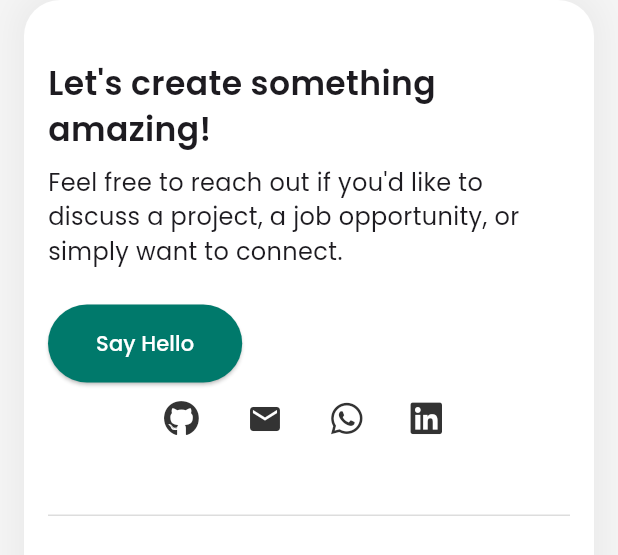
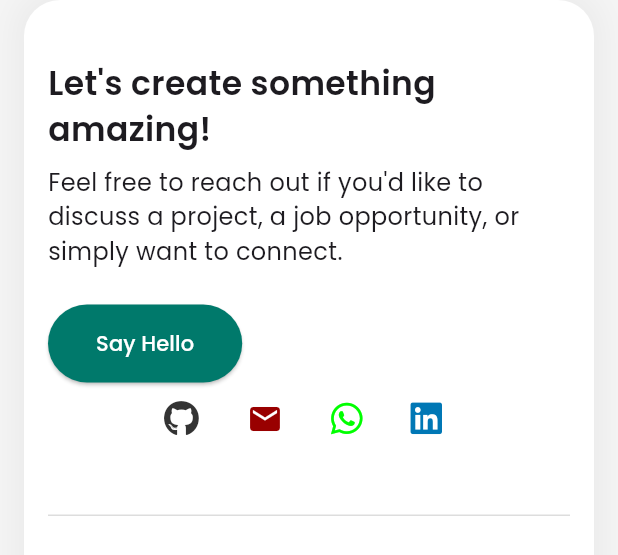
Before and after one commit to Sohaib-Sana/portfolio, a Flutter app: what buildContactSection() shows on an empty page, opened directly with empty values, on a phone screen of 412 x 824 dp. Shown: the top 555 px of the screen. Run offline on Flutter 3.47's test engine with Material 3 defaults, Android fonts, the phone set to English and light mode, and no system bars; our stand-ins replace animated_text_kit, equatable, flutter_bloc, flutter_svg, font_awesome_flutter, google_fonts and 2 more.

Commit message:
Social Icons updated

```diff
--- a/lib/core/constants/app_colors.dart
+++ b/lib/core/constants/app_colors.dart
@@ -41,4 +41,9 @@ class AppColors {
   static const Color borderColor = Color(0xFFDDDDDD); // Light grey border
   static const Color darkBorderColor =
       Color(0xFF444444); // Dark grey border in dark mode
+
+  // Social Platforms colors.
+  static const Color linkedColor = Color(0xff0077b5);
+  static const Color whatsappColor = Color(0xff00FF00);
+  static const Color emailColor = Color(0xff990000);
 }
--- a/lib/presentation/widgets/contact/contact_section.dart
+++ b/lib/presentation/widgets/contact/contact_section.dart
@@ -73,7 +73,7 @@ Widget buildContactSection(BuildContext context, {Key? key}) {
             ),
             if (!ResponsiveHelper.isMobile(context))
               Lottie.asset(
-                'animations/robot.json',
+                'assets/animations/robot.json',
               ),
           ],
         ),
@@ -86,11 +86,20 @@ Widget buildContactSection(BuildContext context, {Key? key}) {
           children: [
             SocialButton(platform: SocialPlatform.github),
             SizedBox(width: 8),
-            SocialButton(platform: SocialPlatform.email),
+            SocialButton(
+              platform: SocialPlatform.email,
+              color: AppColors.emailColor,
+            ),
             SizedBox(width: 8),
-            SocialButton(platform: SocialPlatform.whatsapp),
+            SocialButton(
+              platform: SocialPlatform.whatsapp,
+              color: AppColors.whatsappColor,
+            ),
             SizedBox(width: 8),
-            SocialButton(platform: SocialPlatform.linkedin),
+            SocialButton(
+              platform: SocialPlatform.linkedin,
+              color: AppColors.linkedColor,
+            ),
             SizedBox(width: 8),
           ],
         ),
```
